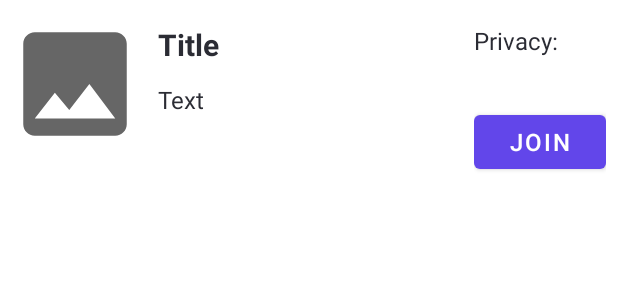
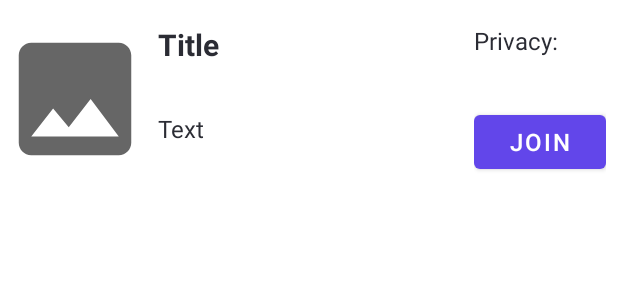
Before and after one commit to cenfo-418-teapot/Palfinder, an Android app: the layout group_item.xml on its own in the app's theme, with its tools: preview values and no code run, on a phone screen of 412 x 824 dp. Shown: the top 300 px of the screen. Run offline under Robolectric (Android 15) with nearby library versions, the phone set to English and light mode, and no system bars; Roboto replaces fonts that are not available here.

Commit message:
refactor: Create and list fixed 1.1

```diff
--- a/app/src/main/res/layout/fragment_group_edit.xml
+++ b/app/src/main/res/layout/fragment_group_edit.xml
@@ -172,7 +172,7 @@
                 <com.google.android.material.imageview.ShapeableImageView
                     android:id="@+id/iv_image"
                     android:layout_width="150dp"
-                    android:layout_height="90dp"
+                    android:layout_height="150dp"
                     android:layout_gravity="center"
                     android:layout_marginTop="@dimen/activity_vertical_margin"
                     android:scaleType="centerCrop"
--- a/app/src/main/res/layout/group_item.xml
+++ b/app/src/main/res/layout/group_item.xml
@@ -9,9 +9,10 @@
     <ImageView
         android:id="@+id/iv_image"
         android:layout_width="100dp"
-        android:layout_height="80dp"
+        android:layout_height="100dp"
         android:layout_gravity="top"
-        android:padding="4dp"
+        android:paddingLeft="4dp"
+        android:paddingRight="4dp"
         android:scaleType="centerCrop"
         android:src="@drawable/ic_baseline_image_24" />
 
@@ -40,12 +41,14 @@
             <ScrollView
                 android:layout_width="match_parent"
                 android:layout_height="0dp"
-                android:layout_weight="2">
+                android:layout_weight="1">
                 <TextView
                     android:id="@+id/tv_description"
                     style="@style/Paragraph"
+                    android:maxLength="50"
                     android:layout_width="match_parent"
                     android:layout_height="wrap_content"
+                    android:layout_marginEnd="@dimen/activity_horizontal_margin"
                     android:text="Text" />
             </ScrollView>
 
```
Also changed, not shown: app/src/main/java/com/example/palfinder/views/groups/GroupEditFragment.kt (+8 -8 lines).
